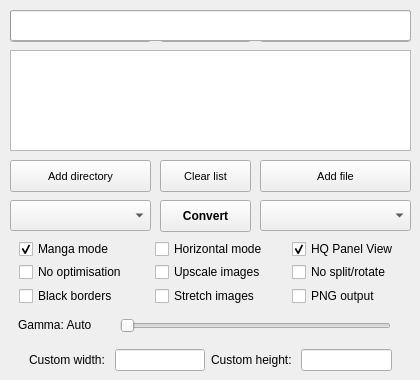
This is KCC.ui in ciromattia/kcc as Qt 5 draws it before an edit. The edited form follows.
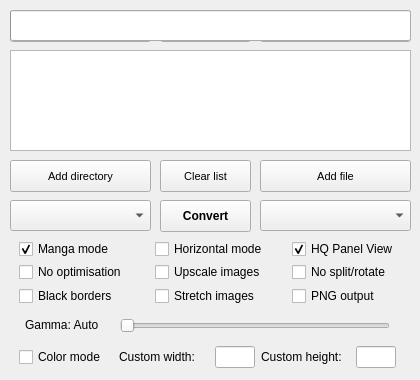
This is the edited form. Icons and pictures are not drawn.

Commit message: Updated GUI - Windows/Linux

```diff
--- a/KCC.ui
+++ b/KCC.ui
@@ -466,7 +466,7 @@
     <widget class="QLabel" name="GammaLabel">
      <property name="geometry">
       <rect>
-       <x>8</x>
+       <x>15</x>
        <y>0</y>
        <width>100</width>
        <height>40</height>
@@ -484,7 +484,7 @@
       <rect>
        <x>110</x>
        <y>10</y>
-       <width>271</width>
+       <width>270</width>
        <height>22</height>
       </rect>
      </property>
@@ -505,12 +505,71 @@
      </property>
     </widget>
    </widget>
+   <widget class="QProgressBar" name="ProgressBar">
+    <property name="geometry">
+     <rect>
+      <x>10</x>
+      <y>10</y>
+      <width>401</width>
+      <height>31</height>
+     </rect>
+    </property>
+    <property name="font">
+     <font>
+      <pointsize>10</pointsize>
+      <weight>75</weight>
+      <bold>true</bold>
+     </font>
+    </property>
+    <property name="value">
+     <number>0</number>
+    </property>
+    <property name="alignment">
+     <set>Qt::AlignJustify|Qt::AlignVCenter</set>
+    </property>
+    <property name="format">
+     <string/>
+    </property>
+   </widget>
    <widget class="QFrame" name="OptionsExpert">
     <property name="geometry">
      <rect>
-      <x>20</x>
-      <y>340</y>
-      <width>381</width>
+      <x>10</x>
+      <y>337</y>
+      <width>421</width>
+      <height>41</height>
+     </rect>
+    </property>
+    <property name="font">
+     <font>
+      <pointsize>9</pointsize>
+     </font>
+    </property>
+    <widget class="QCheckBox" name="ColorBox">
+     <property name="geometry">
+      <rect>
+       <x>9</x>
+       <y>11</y>
+       <width>130</width>
+       <height>18</height>
+      </rect>
+     </property>
+     <property name="focusPolicy">
+      <enum>Qt::NoFocus</enum>
+     </property>
+     <property name="toolTip">
+      <string>Do not convert images to grayscale.</string>
+     </property>
+     <property name="text">
+      <string>Color mode</string>
+     </property>
+    </widget>
+    <widget class="QFrame" name="OptionsExpertInternal">
+     <property name="geometry">
+      <rect>
+       <x>100</x>
+       <y>0</y>
+       <width>295</width>
       <height>40</height>
      </rect>
     </property>
@@ -527,6 +586,18 @@
      </item>
      <item row="0" column="1">
       <widget class="QLineEdit" name="customWidth">
+        <property name="sizePolicy">
+         <sizepolicy hsizetype="Fixed" vsizetype="Fixed">
+          <horstretch>0</horstretch>
+          <verstretch>0</verstretch>
+         </sizepolicy>
+        </property>
+        <property name="maximumSize">
+         <size>
+          <width>40</width>
+          <height>16777215</height>
+         </size>
+        </property>
        <property name="focusPolicy">
         <enum>Qt::ClickFocus</enum>
        </property>
@@ -556,6 +627,18 @@
      </item>
      <item row="0" column="3">
       <widget class="QLineEdit" name="customHeight">
+        <property name="sizePolicy">
+         <sizepolicy hsizetype="Fixed" vsizetype="Fixed">
+          <horstretch>0</horstretch>
+          <verstretch>0</verstretch>
+         </sizepolicy>
+        </property>
+        <property name="maximumSize">
+         <size>
+          <width>40</width>
+          <height>16777215</height>
+         </size>
+        </property>
        <property name="focusPolicy">
         <enum>Qt::ClickFocus</enum>
        </property>
@@ -575,31 +658,6 @@
      </item>
     </layout>
    </widget>
-   <widget class="QProgressBar" name="ProgressBar">
-    <property name="geometry">
-     <rect>
-      <x>10</x>
-      <y>10</y>
-      <width>401</width>
-      <height>31</height>
-     </rect>
-    </property>
-    <property name="font">
-     <font>
-      <pointsize>10</pointsize>
-      <weight>75</weight>
-      <bold>true</bold>
-     </font>
-    </property>
-    <property name="value">
-     <number>0</number>
-    </property>
-    <property name="alignment">
-     <set>Qt::AlignJustify|Qt::AlignVCenter</set>
-    </property>
-    <property name="format">
-     <string/>
-    </property>
    </widget>
   </widget>
   <action name="ActionBasic">
```
Lines whose indentation alone changed are shown as unchanged. The commit also changes 2 other files.
